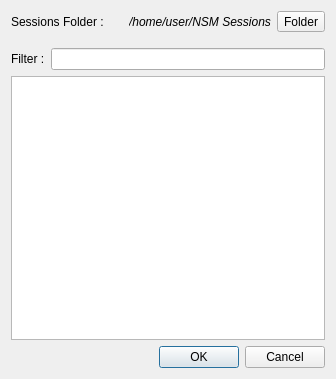
This is resources/ui/open_session.ui in Houston4444/RaySession as Qt 5 draws it before an edit. The edited form follows.
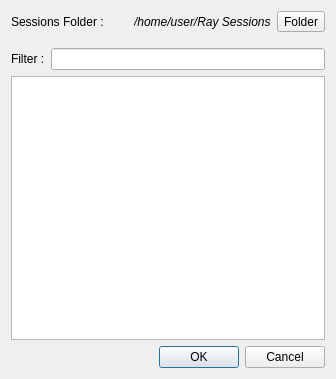
This is the edited form. Icons and pictures are not drawn. Custom widgets are drawn as their Qt base class.

Commit message: fix root change in new session dialog, add subfolder combobox

The edit to the form file:
```diff
--- a/resources/ui/open_session.ui
+++ b/resources/ui/open_session.ui
@@ -38,7 +38,7 @@
         <string notr="true">font-style :  italic</string>
        </property>
        <property name="text">
-        <string>/home/user/NSM Sessions</string>
+        <string>/home/user/Ray Sessions</string>
        </property>
       </widget>
      </item>
```
Left out of the diff: 4 changed lines with no effect on the pictures. The commit also changes 2 other files.
